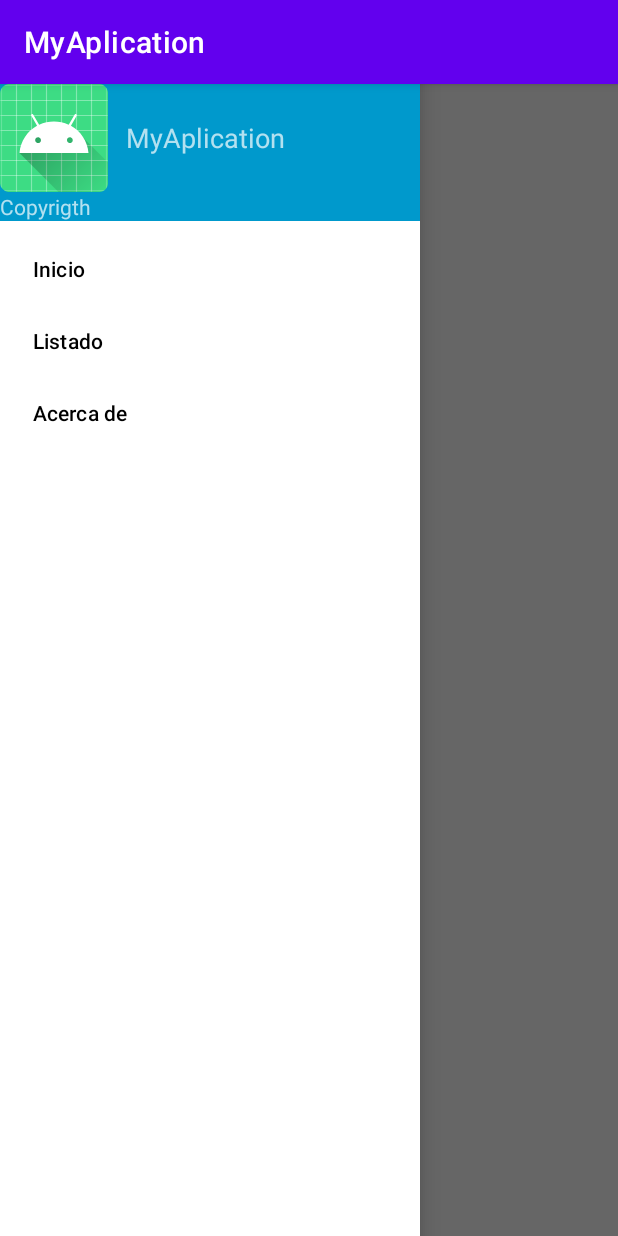
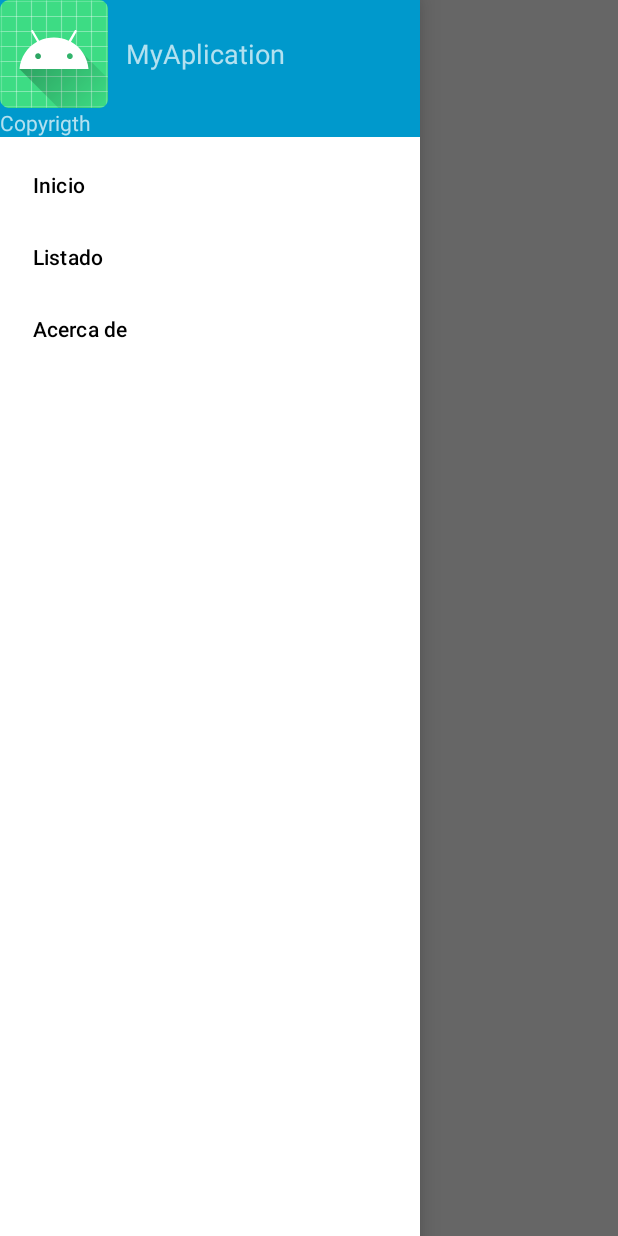
Before and after one commit to Brunoo652/RecuperacionInterfaces, an Android app: the screen it shows after launch (HomeActivity), with the side drawer open, on a phone screen of 412 x 824 dp. Run offline under Robolectric (Android 15) with nearby library versions, the phone set to English and light mode, and no system bars.

Commit message:
ya funciona la app con lo implementado hasta ahora

```diff
--- a/Android/MyAplication/app/src/main/res/values/themes.xml
+++ b/Android/MyAplication/app/src/main/res/values/themes.xml
@@ -1,6 +1,6 @@
 <resources xmlns:tools="http://schemas.android.com/tools">
     <!-- Base application theme. -->
-    <style name="Theme.MyAplication" parent="Theme.MaterialComponents.DayNight.DarkActionBar">
+    <style name="Theme.MyAplication" parent="Theme.MaterialComponents.DayNight.NoActionBar">
         <!-- Primary brand color. -->
         <item name="colorPrimary">@color/purple_500</item>
         <item name="colorPrimaryVariant">@color/purple_700</item>
```
